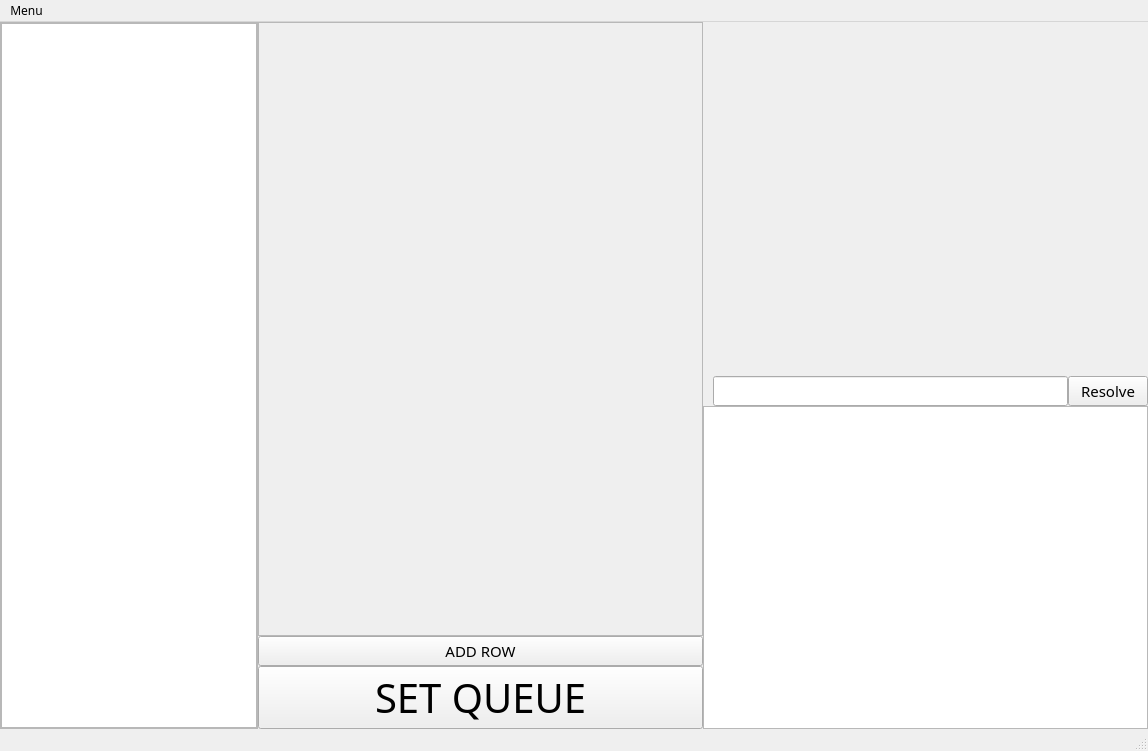
First picture: the form in qman-pyqt.ui, repository oa-bialkow/qman-pyqt, before the edit.
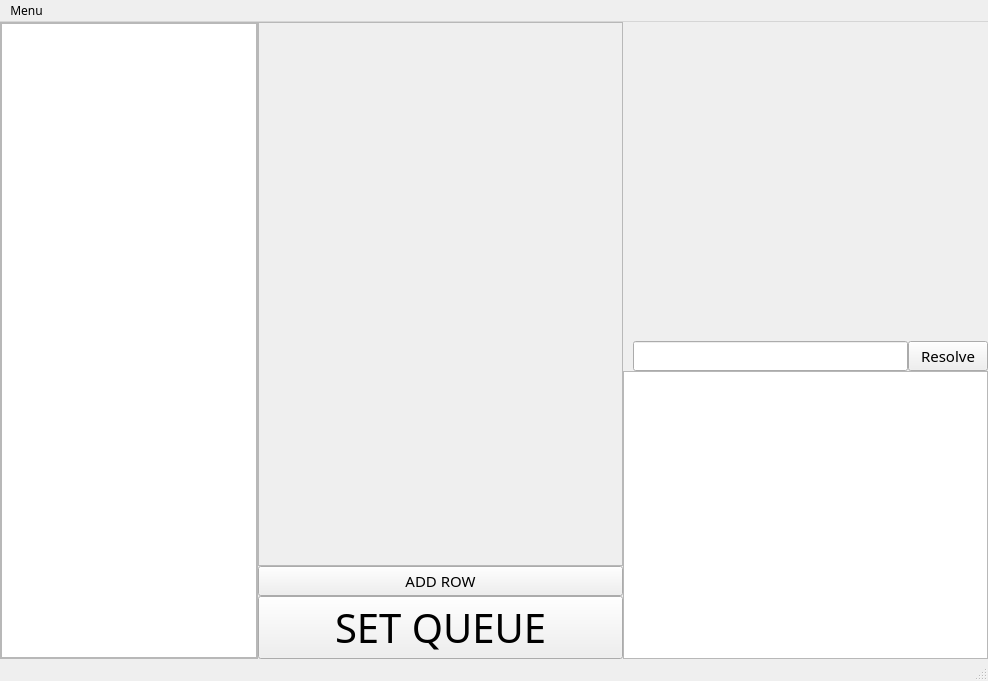
Second picture: the form after the edit.

What changed in the file:
```diff
--- a/qman-pyqt.ui
+++ b/qman-pyqt.ui
@@ -6,8 +6,8 @@
    <rect>
     <x>0</x>
     <y>0</y>
-    <width>1148</width>
-    <height>751</height>
+    <width>988</width>
+    <height>681</height>
    </rect>
   </property>
   <property name="sizePolicy">
@@ -74,7 +74,7 @@
          <x>0</x>
          <y>0</y>
          <width>256</width>
-         <height>705</height>
+         <height>628</height>
         </rect>
        </property>
        <layout class="QVBoxLayout" name="verticalLayout_4">
@@ -412,8 +412,8 @@
     <rect>
      <x>0</x>
      <y>0</y>
-     <width>1148</width>
-     <height>22</height>
+     <width>988</width>
+     <height>24</height>
     </rect>
    </property>
    <widget class="QMenu" name="menuMenu">
```
Left out of the diff: 4 changed lines with no effect on the pictures.
